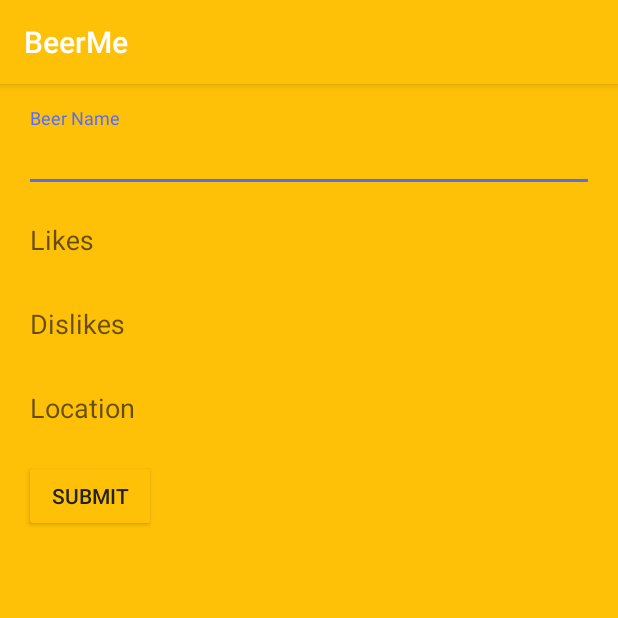
After one commit to joshua-nicholson/BeerMe, an Android app: the CreatePostActivity screen opened directly, with no data from a screen before it, on a phone screen of 412 x 824 dp, the top half of it. The commit adds this screen. Run offline under Robolectric (Android 15) with nearby library versions, the phone set to English and light mode, and no system bars; our stand-ins replace Firebase (no records; nobody signed in at launch, a user with empty details on screens opened directly); 6 statements that could not run were skipped.

Commit message:
Manually merging posts

```diff
--- /dev/null
+++ b/app/src/main/java/xyz/beerme/beerme/CreatePostActivity.java
@@ -0,0 +1,298 @@
+package xyz.beerme.beerme;
+
+import android.content.Context;
+import android.content.Intent;
+import android.graphics.Bitmap;
+import android.graphics.BitmapFactory;
+import android.location.Address;
+import android.location.Location;
+import android.net.Uri;
+import android.os.Bundle;
+import android.os.Environment;
+import android.provider.MediaStore;
+import android.support.annotation.NonNull;
+import android.support.design.widget.Snackbar;
+import android.support.v4.content.FileProvider;
+import android.support.v7.app.AlertDialog;
+import android.support.v7.app.AppCompatActivity;
+import android.support.v7.widget.PopupMenu;
+import android.util.Log;
+import android.view.MenuInflater;
+import android.view.View;
+import android.widget.Button;
+import android.widget.EditText;
+import android.widget.ImageView;
+import android.widget.Toast;
+
+import com.google.android.gms.common.ConnectionResult;
+import com.google.android.gms.common.GooglePlayServicesNotAvailableException;
+import com.google.android.gms.common.GooglePlayServicesRepairableException;
+import com.google.android.gms.common.api.GoogleApiClient;
+import com.google.android.gms.location.places.Place;
+import com.google.android.gms.location.places.Places;
+import com.google.android.gms.location.places.ui.PlacePicker;
+import com.google.android.gms.tasks.OnFailureListener;
+import com.google.android.gms.tasks.OnSuccessListener;
+import com.google.firebase.FirebaseApp;
+import com.google.firebase.database.DataSnapshot;
+import com.google.firebase.database.DatabaseError;
+import com.google.firebase.database.DatabaseReference;
+import com.google.firebase.database.FirebaseDatabase;
+import com.google.firebase.database.ValueEventListener;
+import com.google.firebase.storage.FirebaseStorage;
+import com.google.firebase.storage.StorageReference;
+import com.google.firebase.storage.UploadTask;
+
+import java.io.File;
+import java.io.IOException;
+import java.text.SimpleDateFormat;
+import java.util.ArrayList;
+import java.util.Date;
+import java.util.List;
+import java.util.UUID;
+
+public class CreatePostActivity extends AppCompatActivity implements GoogleApiClient.OnConnectionFailedListener {
+
+    private static final String FIREBASE_URL = "https://beerme-b6cd6.firebaseio.com/";
+    private static final String TAG = "";
+    private EditText likesEditText;
+    private EditText dislikesEditText;
+    private EditText locationEditText;
+    private EditText beerEditText;
+    private ImageView mImageView;
+    private Button submitButton;
+    private DatabaseReference mDatabaseReference;
+    private FirebaseDatabase mFirebaseDatabase;
+    private GoogleApiClient mGoogleApiClient;
+    private Context mContext;
+    private StorageReference mStorageRef;
+    private String photoUrl;
+
+    private List<Post> list_posts = new ArrayList<>();
+    private Place myPlace;
+
+    private static final int PLACE_PICKER_REQUEST = 1;
+    private static final int REQUEST_CAMERA = 20;
+    private static final int SELECT_FILE = 30;
+    private String mCurrentPhotoPath;
+
+    @Override
+    protected void onCreate(Bundle savedInstanceState) {
+        super.onCreate(savedInstanceState);
+
+        setContentView(R.layout.activity_create_post);
+
+        //Create views
+        beerEditText = (EditText) findViewById(R.id.input_beer);
+        likesEditText = (EditText) findViewById(R.id.input_likes);
+        dislikesEditText = (EditText) findViewById(R.id.input_dislikes);
+        locationEditText = (EditText) findViewById(R.id.input_location);
+        submitButton = (Button) findViewById(R.id.button_submit);
+        mImageView = (ImageView) findViewById(R.id.user_image);
+
+        //Google Places API connection
+        mGoogleApiClient = new GoogleApiClient
+                .Builder(this)
+                .addApi(Places.PLACE_DETECTION_API)
+                .enableAutoManage(this, this)
+                .build();
+
+        //Firebase
+        initFirebase();
+        addEventFirebaseListener();
+        mStorageRef = FirebaseStorage.getInstance().getReference();
+
+        //Gets context
+        mContext = getApplicationContext();
+
+        //Ask for picture
+        getPicture();
+
+        //Location EditText listener
+        locationEditText.setOnFocusChangeListener(new View.OnFocusChangeListener(){
+            @Override
+            public void onFocusChange(View v, boolean hasFocus) {
+                if(hasFocus) {
+                    displayPlacePicker();
+                }
+            }
+        });
+        //Submit button listener
+        submitButton.setOnClickListener(new View.OnClickListener() {
+            @Override
+            public void onClick(View v) {
+                submitNewPost();
+            }
+        });
+    }
+
+    private void getPicture() {
+        AlertDialog.Builder builder = new AlertDialog.Builder(this);
+        View v = getLayoutInflater().inflate(R.layout.dialog_choose_picture, null);
+        Button galleryButton = (Button) v.findViewById(R.id.button_gallery);
+        Button cameraButton = (Button) v.findViewById(R.id.button_camera);
+
+        builder.setView(v);
+        final AlertDialog dialog = builder.create();
+        dialog.show();
+
+        cameraButton.setOnClickListener(new View.OnClickListener() {
+            @Override
+            public void onClick(View view) {
+                dialog.dismiss();
+                Intent intent = new Intent(MediaStore.ACTION_IMAGE_CAPTURE);
+                if(intent.resolveActivity(getPackageManager()) != null){
+                    File photoFile = null;
+                    try{
+                        photoFile = createImageFile();
+                    } catch (IOException ex){
+                        Snackbar message = Snackbar.make(findViewById(R.id.activity_create_post), "Error creating image", Snackbar.LENGTH_LONG);
+                        message.show();
+                    }
+                    if(photoFile != null){
+                        Uri photoURI = FileProvider.getUriForFile(CreatePostActivity.this,
+                                "xyz.beerme.beerme.fileprovider",
+                                photoFile);
+                        intent.putExtra(MediaStore.EXTRA_OUTPUT, photoURI);
+                        startActivityForResult(intent, REQUEST_CAMERA);
+                    }
+                }
+            }
+        });
+
+        galleryButton.setOnClickListener(new View.OnClickListener() {
+            @Override
+            public void onClick(View view) {
+                Intent intent = new Intent(
+                        Intent.ACTION_PICK,
+                        MediaStore.Images.Media.EXTERNAL_CONTENT_URI);
+                startActivityForResult(intent,SELECT_FILE);
+                dialog.dismiss();
+            }
+        });
+    }
+
+    private void displayPlacePicker(){
+        if(mGoogleApiClient == null || !mGoogleApiClient.isConnected())
+            return;
+
+        PlacePicker.IntentBuilder builder = new PlacePicker.IntentBuilder();
+
+        try{
+            Intent intent = builder.build(this);
+            startActivityForResult(intent, PLACE_PICKER_REQUEST);
+        }catch (GooglePlayServicesRepairableException e){
+            Log.d( "PlacesAPI Demo", "GooglePlayServicesRepairableException thrown" );
+        } catch ( GooglePlayServicesNotAvailableException e ) {
+            Log.d( "PlacesAPI Demo", "GooglePlayServicesNotAvailableException thrown" );
+        }
+    }
+
+    @Override
+    protected void onActivityResult( int requestCode, int resultCode, Intent data ) {
+        if( requestCode == PLACE_PICKER_REQUEST && resultCode == RESULT_OK ) {
+            myPlace = PlacePicker.getPlace(data, this);
+            locationEditText.setText(myPlace.getName());
+        }
+
+        if (requestCode == REQUEST_CAMERA && resultCode == RESULT_OK) {
+            Bitmap myBitmap = BitmapFactory.decodeFile(mCurrentPhotoPath);
+            mImageView.setImageBitmap(myBitmap);
+        }
+    }
+
+    private void addEventFirebaseListener() {
+        //TODO: Add progress bar when submitting post
+        //Progressing
+        //circular_progress.setVisibility(View.VISIBLE);
+        //list_data.setVisibility(View.INVISIBLE);
+
+        mDatabaseReference.child("posts").addValueEventListener(new ValueEventListener() {
+            @Override
+            public void onDataChange(DataSnapshot dataSnapshot) {
+                if (list_posts.size() > 0)
+                    list_posts.clear();
+                for (DataSnapshot postSnapshot : dataSnapshot.getChildren()) {
+                    Post post = postSnapshot.getValue(Post.class);
+                    list_posts.add(post);
+                }
+            }
+
+            @Override
+            public void onCancelled(DatabaseError databaseError) {
+
+            }
+        });
+    }
+
+    private void initFirebase() {
+        FirebaseApp.initializeApp(this);
+        mFirebaseDatabase = FirebaseDatabase.getInstance();
+        mDatabaseReference = mFirebaseDatabase.getReference();
+    }
+
+    private void submitNewPost() {
+        String uid = UUID.randomUUID().toString();
+        String beer = beerEditText.getText().toString();
+        String likes = likesEditText.getText().toString();
+        String dislikes = dislikesEditText.getText().toString();
+
+        Uri file = Uri.fromFile(new File(mCurrentPhotoPath));
+        StorageReference photoRef = mStorageRef.child(uid + "/images/" + mCurrentPhotoPath);
+
+        photoRef.putFile(file)
+                .addOnSuccessListener(new OnSuccessListener<UploadTask.TaskSnapshot>() {
+                    @Override
+                    public void onSuccess(UploadTask.TaskSnapshot taskSnapshot) {
+                        // Get a URL to the uploaded content
+                        Uri downloadUrl = taskSnapshot.getDownloadUrl();
+                        if(downloadUrl != null)
+                            photoUrl = downloadUrl.toString();
+                    }
+                })
+                .addOnFailureListener(new OnFailureListener() {
+                    @Override
+                    public void onFailure(@NonNull Exception exception) {
+
+                    }
+                });
+
+        if(photoUrl != null) {
+            Post post = new Post(uid, beer, likes, dislikes, myPlace.getName().toString(), photoUrl);
+            mDatabaseReference.child("posts").child(post.getmUid()).setValue(post);
+        }
+        else{
+            Post post = new Post(uid, beer, likes, dislikes, myPlace.getName().toString());
+            mDatabaseReference.child("posts").child(post.getmUid()).setValue(post);
+        }
+        clearEditText();
+    }
+
+    private File createImageFile() throws IOException{
+        String timeStamp = new SimpleDateFormat("yyyMMdd_HHmmss").format(new Date());
+        String imageFileName = "JPEG_" + timeStamp + "_beerme";
+        File storageDir = getExternalFilesDir(Environment.DIRECTORY_PICTURES);
+        File image = File.createTempFile(
+                imageFileName,
+                ".jpg",
+                storageDir
+        );
+
+        mCurrentPhotoPath = image.getAbsolutePath();
+        return image;
+    }
+
+    private void clearEditText() {
+        likesEditText.setText("");
+        dislikesEditText.setText("");
+        beerEditText.setText("");
+        locationEditText.setText("");
+    }
+
+
+    @Override
+    public void onConnectionFailed(@NonNull ConnectionResult connectionResult) {
+        Toast toast = new Toast(this);
+
+    }
+}
--- a/app/src/main/java/xyz/beerme/beerme/LoginActivity.java
+++ b/app/src/main/java/xyz/beerme/beerme/LoginActivity.java
@@ -60,7 +60,7 @@ public class LoginActivity extends AppCompatActivity {
 
             // Successfully signed in
             if (resultCode == ResultCodes.OK) {
-                startActivity(SignedInActivity.createIntent(this, response));
+                startActivity(PostsActivity.createIntent(this, response));
                 finish();
                 return;
             } else {
--- /dev/null
+++ b/app/src/main/res/layout/activity_create_post.xml
@@ -0,0 +1,87 @@
+<?xml version="1.0" encoding="utf-8"?>
+<ScrollView xmlns:android="http://schemas.android.com/apk/res/android"
+    xmlns:tools="http://schemas.android.com/tools"
+    xmlns:app="http://schemas.android.com/apk/res-auto"
+    android:id="@+id/activity_create_post"
+    android:layout_width="match_parent"
+    android:layout_height="match_parent"
+    android:paddingBottom="@dimen/activity_vertical_margin"
+    android:paddingLeft="@dimen/activity_horizontal_margin"
+    android:paddingRight="@dimen/activity_horizontal_margin"
+    android:paddingTop="@dimen/activity_vertical_margin"
+    tools:context="xyz.beerme.beerme.CreatePostActivity">
+
+    <LinearLayout
+        android:id="@+id/create_post_linear_layout"
+        android:layout_width="match_parent"
+        android:layout_height="wrap_content"
+        android:orientation="vertical">
+
+        <android.support.design.widget.TextInputLayout
+            android:id="@+id/input_layout_beer"
+            android:layout_width="match_parent"
+            android:layout_height="wrap_content">
+
+            <EditText
+                android:layout_width="match_parent"
+                android:layout_height="wrap_content"
+                android:id="@+id/input_beer"
+                android:hint="Beer Name"/>
+
+        </android.support.design.widget.TextInputLayout>
+
+        <android.support.design.widget.TextInputLayout
+            android:id="@+id/input_layout_likes"
+            android:layout_width="match_parent"
+            android:layout_height="wrap_content">
+
+            <EditText
+                android:layout_width="match_parent"
+                android:layout_height="wrap_content"
+                android:id="@+id/input_likes"
+                android:hint="Likes"/>
+
+        </android.support.design.widget.TextInputLayout>
+
+        <android.support.design.widget.TextInputLayout
+            android:id="@+id/input_layout_dislikes"
+            android:layout_width="match_parent"
+            android:layout_height="wrap_content">
+
+            <EditText
+                android:layout_width="match_parent"
+                android:layout_height="wrap_content"
+                android:id="@+id/input_dislikes"
+                android:hint="Dislikes"
+                android:visibility="visible" />
+
+        </android.support.design.widget.TextInputLayout>
+
+        <android.support.design.widget.TextInputLayout
+            android:id="@+id/input_layout_location"
+            android:layout_width="match_parent"
+            android:layout_height="wrap_content">
+
+            <EditText
+                android:layout_width="match_parent"
+                android:layout_height="wrap_content"
+                android:id="@+id/input_location"
+                android:hint="Location"
+                android:visibility="visible" />
+
+        </android.support.design.widget.TextInputLayout>
+
+        <ImageView
+            android:id="@+id/user_image"
+            android:layout_width="wrap_content"
+            android:layout_height="wrap_content"
+            android:padding="5dp"/>
+
+        <Button
+            android:text="Submit"
+            android:layout_width="wrap_content"
+            android:layout_height="wrap_content"
+            android:id="@+id/button_submit"
+            android:layout_weight="1" />
+    </LinearLayout>
+</ScrollView>
--- a/app/src/main/res/values/dimens.xml
+++ b/app/src/main/res/values/dimens.xml
@@ -2,4 +2,5 @@
     <!-- Default screen margins, per the Android Design guidelines. -->
     <dimen name="activity_horizontal_margin">16dp</dimen>
     <dimen name="activity_vertical_margin">16dp</dimen>
+    <dimen name="fab_margin">16dp</dimen>
 </resources>
--- a/app/src/main/res/values/strings.xml
+++ b/app/src/main/res/values/strings.xml
@@ -90,4 +90,5 @@
     <!-- Facebook sign in -->
     <string name="facebook_application_id" translatable="false">1209306992481196</string>
     <string name="facebook_login_protocol_scheme" translatable="false">fb1209306992481196</string>
+    <string name="title_activity_posts">PostsActivity</string>
 </resources>
--- /dev/null
+++ b/app/src/main/res/xml/file_paths.xml
@@ -0,0 +1,4 @@
+<?xml version="1.0" encoding="utf-8"?>
+<paths xmlns:android="http://schemas.android.com/apk/res/android">
+    <external-path name="my_images" path="Android/data/xyz.beerme.beerme/files/Pictures" />
+</paths>
--- a/build.gradle
+++ b/build.gradle
@@ -5,7 +5,7 @@ buildscript {
         jcenter()
     }
     dependencies {
-        classpath 'com.android.tools.build:gradle:2.2.3'
+        classpath 'com.android.tools.build:gradle:2.3.1'
 
         // NOTE: Do not place your application dependencies here; they belong
         // in the individual module build.gradle files
@@ -15,7 +15,8 @@ buildscript {
 
 allprojects {
     repositories {
-        maven { url 'https://maven.fabric.io/public' }
+        maven { url 'https://maven.fabric.io/public'}
+        maven { url "https://jitpack.io" }
         jcenter()
     }
 }
```
Also changed, not shown: app/build.gradle (+5 -2 lines), app/src/main/AndroidManifest.xml (+17 -6 lines), app/src/main/java/xyz/beerme/beerme/Post.java (added, +135 -0 lines), app/src/main/java/xyz/beerme/beerme/PostsActivity.java (added, +37 -0 lines), app/src/main/java/xyz/beerme/beerme/SignedInActivity.java (deleted, +0 -18 lines), app/src/main/res/drawable/ic_photo_camera_black_24dp.xml (added, +12 -0 lines), app/src/main/res/layout/activity_posts.xml (added, +25 -0 lines), app/src/main/res/values/styles.xml (+11 -2 lines), gradle/wrapper/gradle-wrapper.properties.
